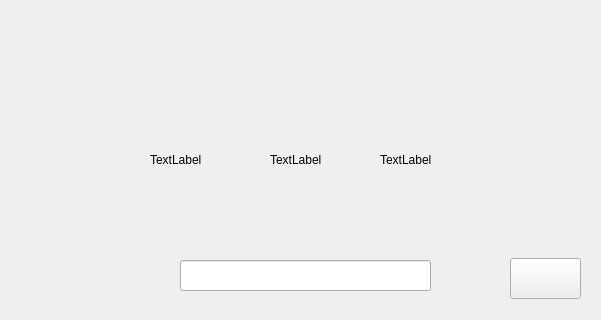
The window that spielfenster.ui (TreutleTobias/Spielautomat) describes before a commit, drawn with Qt 5; both pictures show x 0 to 601 and y 120 to 440 of the 601 by 531 pixel window.
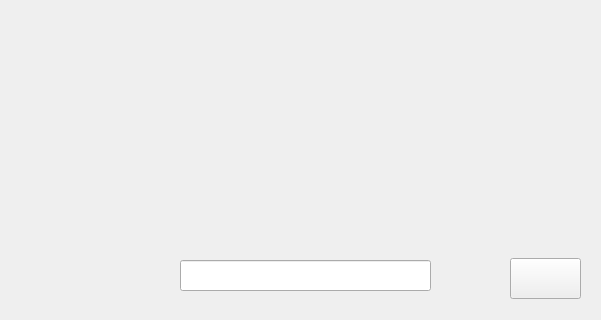
The same window after the commit.

Commit message: Zufallsgenerator funktioniert endlich so halbwegs

Patch:
```diff
--- a/spielfenster.ui
+++ b/spielfenster.ui
@@ -39,7 +39,7 @@
     </rect>
    </property>
    <property name="text">
-    <string>TextLabel</string>
+    <string/>
    </property>
   </widget>
   <widget class="QLabel" name="SpinningWheel2">
@@ -52,7 +52,7 @@
     </rect>
    </property>
    <property name="text">
-    <string>TextLabel</string>
+    <string/>
    </property>
   </widget>
   <widget class="QLabel" name="SpinningWheel3">
@@ -65,7 +65,7 @@
     </rect>
    </property>
    <property name="text">
-    <string>TextLabel</string>
+    <string/>
    </property>
   </widget>
   <widget class="QLineEdit" name="Aktion_Line_Edit">
```
The commit also changes 1 other file.
